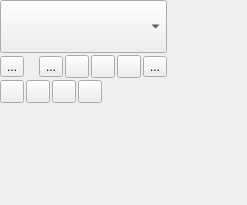
Old version of the form plugins/textshape/dialogs/SimpleParagraphWidget.ui in the repository KDE/krita.
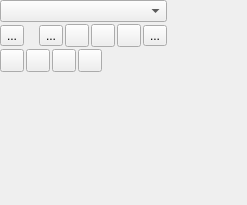
New version of the form. Custom widgets are drawn as their Qt base class.

What changed in the file:
```diff
--- a/plugins/textshape/dialogs/SimpleParagraphWidget.ui
+++ b/plugins/textshape/dialogs/SimpleParagraphWidget.ui
@@ -115,18 +115,6 @@
      </item>
      <item row="1" column="0" colspan="10">
       <widget class="StylesCombo" name="blockFrame">
-       <property name="sizePolicy">
-        <sizepolicy hsizetype="MinimumExpanding" vsizetype="Preferred">
-         <horstretch>0</horstretch>
-         <verstretch>32</verstretch>
-        </sizepolicy>
-       </property>
-       <property name="minimumSize">
-        <size>
-         <width>0</width>
-         <height>0</height>
-        </size>
-       </property>
       </widget>
      </item>
     </layout>
```
